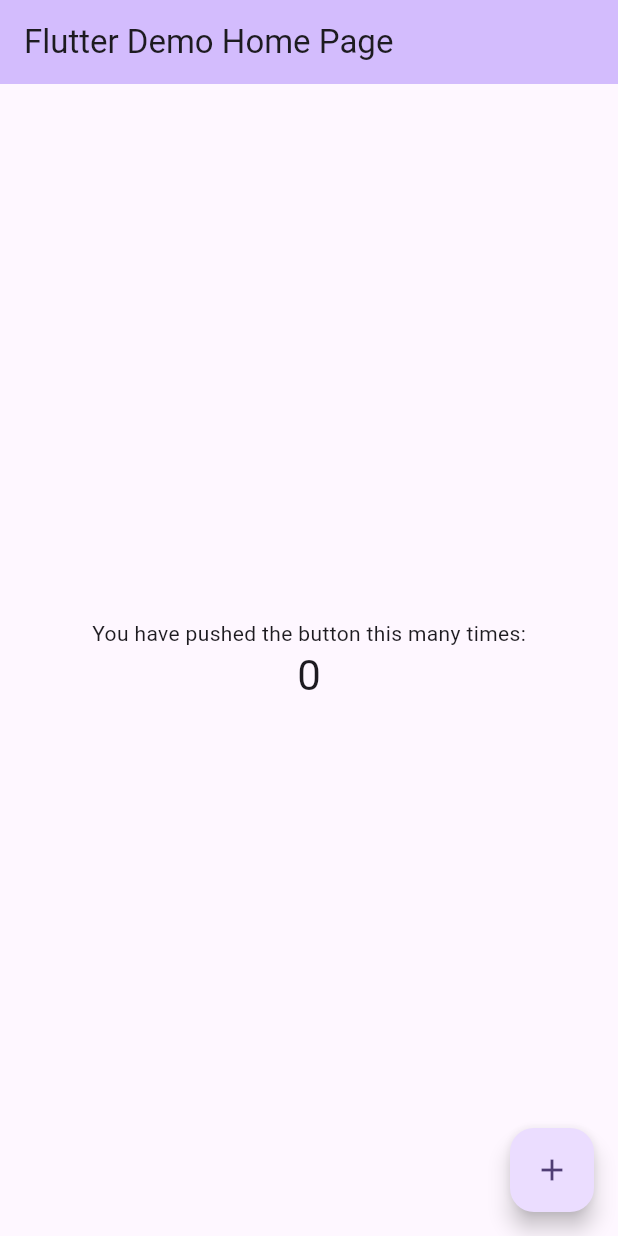
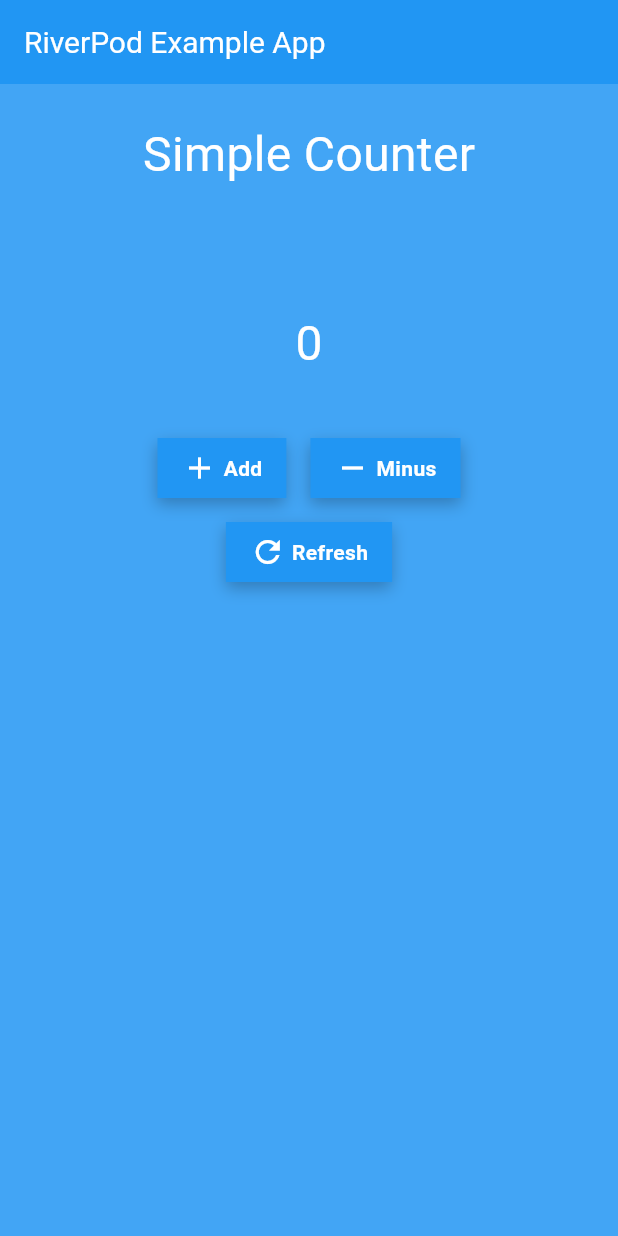
Before and after one commit to wkdvusdk12-svg/Riverpod_practice, a Flutter app: the screen it shows after launch, on a phone screen of 412 x 824 dp. Run offline on Flutter 3.47's test engine with Material 3 defaults, Android fonts, the phone set to English and light mode, and no system bars; our stand-ins replace flutter_riverpod.

Commit message:
251126 Riverpod 예제 제출

```diff
--- a/riverpod_practice/lib/main.dart
+++ b/riverpod_practice/lib/main.dart
@@ -1,5 +1,6 @@
 import 'package:flutter/material.dart';
 import 'package:flutter_riverpod/flutter_riverpod.dart';
+import 'package:riverpod_practice/view/251126_view.dart';
 
 void main() {
   runApp(ProviderScope(child: const MyApp()));
@@ -10,58 +11,6 @@ class MyApp extends StatelessWidget {
 
   @override
   Widget build(BuildContext context) {
-    return MaterialApp(
-      title: 'Flutter Demo',
-      theme: ThemeData(
-        colorScheme: ColorScheme.fromSeed(seedColor: Colors.deepPurple),
-      ),
-      home: const MyHomePage(title: 'Flutter Demo Home Page'),
-    );
+    return MaterialApp(home: const CalculatorRiverpodView());
   }
 }
-
-class MyHomePage extends StatefulWidget {
-  const MyHomePage({super.key, required this.title});
-
-  final String title;
-
-  @override
-  State<MyHomePage> createState() => _MyHomePageState();
-}
-
-class _MyHomePageState extends State<MyHomePage> {
-  int _counter = 0;
-
-  void _incrementCounter() {
-    setState(() {
-      _counter++;
-    });
-  }
-
-  @override
-  Widget build(BuildContext context) {
-    return Scaffold(
-      appBar: AppBar(
-        backgroundColor: Theme.of(context).colorScheme.inversePrimary,
-        title: Text(widget.title),
-      ),
-      body: Center(
-        child: Column(
-          mainAxisAlignment: MainAxisAlignment.center,
-          children: <Widget>[
-            const Text('You have pushed the button this many times:'),
-            Text(
-              '$_counter',
-              style: Theme.of(context).textTheme.headlineMedium,
-            ),
-          ],
-        ),
-      ),
-      floatingActionButton: FloatingActionButton(
-        onPressed: _incrementCounter,
-        tooltip: 'Increment',
-        child: const Icon(Icons.add),
-      ),
-    );
-  }
-}
--- /dev/null
+++ b/riverpod_practice/lib/view/251126_view.dart
@@ -0,0 +1,104 @@
+import 'package:flutter/material.dart';
+import 'package:flutter_riverpod/flutter_riverpod.dart';
+import 'package:riverpod_practice/view_model/251126_view_model.dart';
+
+class CalculatorRiverpodView extends StatelessWidget {
+  const CalculatorRiverpodView({super.key});
+
+  @override
+  Widget build(BuildContext context) {
+    return Scaffold(
+      backgroundColor: Colors.blue[400],
+      appBar: AppBar(
+        backgroundColor: Colors.blue,
+        title: Text(
+          'RiverPod Example App',
+          style: TextStyle(fontSize: 20, color: Colors.white),
+        ),
+      ),
+      body: Padding(
+        padding: EdgeInsets.symmetric(horizontal: 24),
+        child: Column(
+          children: [
+            SizedBox(height: 24),
+            Text(
+              "Simple Counter",
+              style: TextStyle(fontSize: 32, color: Colors.white),
+            ),
+            SizedBox(height: 80),
+            Center(
+              child: Consumer(
+                builder: (BuildContext context, WidgetRef ref, Widget? child) {
+                  final state = ref.watch(calculatorViewProvider);
+                  return Text(
+                    '${state.calculator.answer}',
+                    style: TextStyle(fontSize: 32, color: Colors.white),
+                  );
+                },
+              ),
+            ),
+            SizedBox(height: 40),
+
+            Row(
+              mainAxisAlignment: MainAxisAlignment.center,
+              children: [
+                calculationButton('ADD', Icons.add, 'Add'),
+                SizedBox(width: 16),
+                calculationButton('MINUS', Icons.remove, 'Minus'),
+              ],
+            ),
+            SizedBox(height: 16),
+
+            Row(
+              mainAxisAlignment: MainAxisAlignment.center,
+              children: [calculationButton('INIT', Icons.refresh, 'Refresh')],
+            ),
+          ],
+        ),
+      ),
+    );
+  }
+
+  Widget calculationButton(String type, IconData icon, String title) {
+    return Consumer(
+      builder: (BuildContext context, WidgetRef ref, Widget? child) {
+        return InkWell(
+          onTap: () {
+            final viewModel = ref.read(calculatorViewProvider.notifier);
+            viewModel.calculation(type);
+          },
+          child: Container(
+            height: 40,
+            padding: EdgeInsets.symmetric(horizontal: 16),
+            decoration: BoxDecoration(
+              color: Colors.blue,
+              boxShadow: [
+                BoxShadow(
+                  color: Colors.black.withOpacity(0.25),
+                  blurRadius: 8,
+                  offset: Offset(0, 4),
+                ),
+              ],
+            ),
+            child: Row(
+              crossAxisAlignment: CrossAxisAlignment.center,
+              mainAxisAlignment: MainAxisAlignment.center,
+              children: [
+                Icon(icon, color: Colors.white),
+                SizedBox(width: 4),
+                Text(
+                  title,
+                  style: TextStyle(
+                    fontSize: 14,
+                    fontWeight: FontWeight.bold,
+                    color: Colors.white,
+                  ),
+                ),
+              ],
+            ),
+          ),
+        );
+      },
+    );
+  }
+}
```
Also changed, not shown: riverpod_practice/lib/model/251126_model.dart (added, +7 -0 lines), riverpod_practice/lib/view_model/251126_view_model.dart (added, +43 -0 lines), 1 other file.
